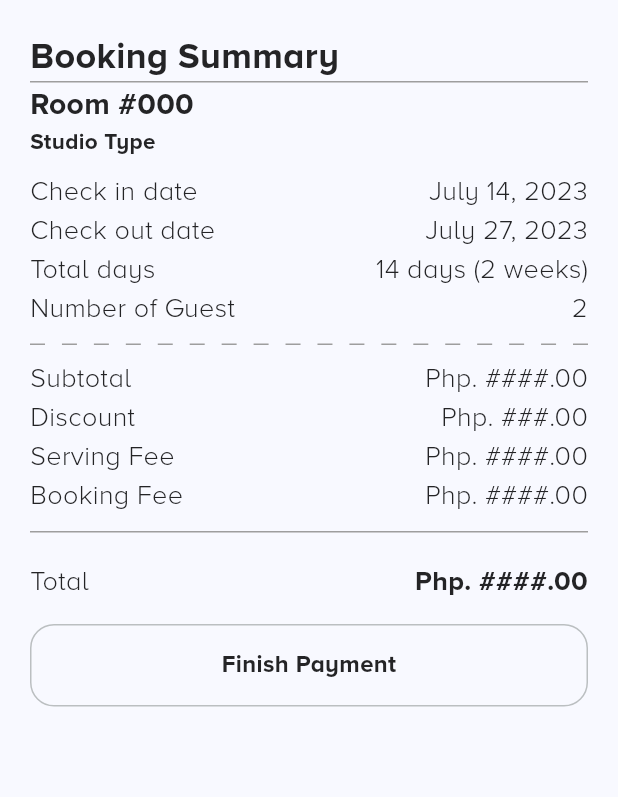
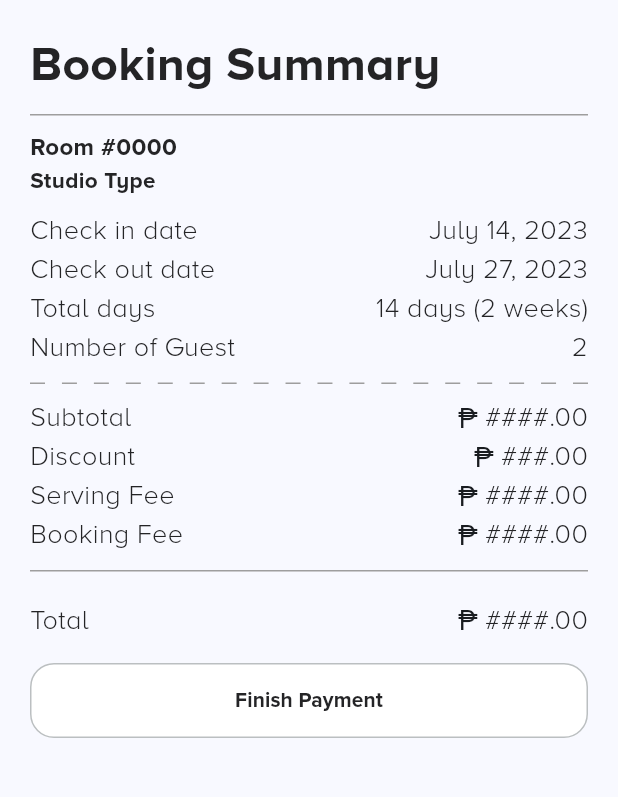
Before and after one commit to oppatrickk/roompal_ojt, a Flutter app: the BookingSummary screen opened by its route, on a phone screen of 412 x 824 dp, the part 84-881 px from its top. Run offline on Flutter 3.47's test engine with Material 2 defaults, Android fonts, the phone set to English and light mode, and no system bars; our stand-ins replace syncfusion_flutter_charts.

Commit message:
feat(booking summary): refactored code

```diff
--- a/lib/pages/booking/booking_summary.dart
+++ b/lib/pages/booking/booking_summary.dart
@@ -22,103 +22,30 @@ class _BookingSummaryState extends State<BookingSummary> {
           child: Column(
             crossAxisAlignment: CrossAxisAlignment.stretch,
             children: [
-              Text(
-                'Booking Summary',
-                style: textStyleHeader(
-                  size: 24,
-                  color: Color(0xFF242426),
-                ),
-              ),
+              headerBS(label: 'Booking Summary', size: 32),
+              ksizedBoxTextFieldCol,
               divider,
-              Text(
-                'Room #000',
-                style: textStyleHeader(
-                  size: 20,
-                  color: Color(0xFF242426),
-                ),
-              ),
-              Text(
-                'Studio Type',
-                style: textStyleHeader(
-                  size: 15,
-                  color: Color(0xFF242426),
-                ),
-              ),
+              ksizedBoxTextFieldCol,
+              headerBS(label: 'Room #0000', size: 16),
+              headerBS(label: 'Studio Type', size: 15),
               ksizedBoxTextFieldCol,
               Row(
                 mainAxisAlignment: MainAxisAlignment.spaceBetween,
-                children: [
-                  Text(
-                    'Check in date',
-                    style: textStyleContent(
-                      size: 18,
-                      color: Color(0xFF242426),
-                    ),
-                  ),
-                  Text(
-                    'July 14, 2023',
-                    style: textStyleContent(
-                      size: 18,
-                      color: Color(0xFF242426),
-                    ),
-                  ),
-                ],
+                children: [contentBS(label: 'Check in date'), contentBS(label: 'July 14, 2023')],
+              ),
+              Row(
+                mainAxisAlignment: MainAxisAlignment.spaceBetween,
+                children: [contentBS(label: 'Check out date'), contentBS(label: 'July 27, 2023')],
+              ),
+              Row(
+                mainAxisAlignment: MainAxisAlignment.spaceBetween,
+                children: [contentBS(label: 'Total days'), contentBS(label: '14 days (2 weeks)')],
               ),
               Row(
                 mainAxisAlignment: MainAxisAlignment.spaceBetween,
                 children: [
-                  Text(
-                    'Check out date',
-                    style: textStyleContent(
-                      size: 18,
-                      color: Color(0xFF242426),
-                    ),
-                  ),
-                  Text(
-                    'July 27, 2023',
-                    style: textStyleContent(
-                      size: 18,
-                      color: Color(0xFF242426),
-                    ),
-                  ),
-                ],
-              ),
-              Row(
-                mainAxisAlignment: MainAxisAlignment.spaceBetween,
-                children: [
-                  Text(
-                    'Total days',
-                    style: textStyleContent(
-                      size: 18,
-                      color: Color(0xFF242426),
-                    ),
-                  ),
-                  Text(
-                    '14 days (2 weeks)',
-                    style: textStyleContent(
-                      size: 18,
-                      color: Color(0xFF242426),
-                    ),
-                  ),
-                ],
-              ),
-              Row(
-                mainAxisAlignment: MainAxisAlignment.spaceBetween,
-                children: [
-                  Text(
-                    'Number of Guest',
-                    style: textStyleContent(
-                      size: 18,
-                      color: Color(0xFF242426),
-                    ),
-                  ),
-                  Text(
-                    '2',
-                    style: textStyleContent(
-                      size: 18,
-                      color: Color(0xFF242426),
-                    ),
-                  ),
+                  contentBS(label: 'Number of Guest'),
+                  contentBS(label: '2'),
                 ],
               ),
               ksizedBoxTextFieldCol,
@@ -127,77 +54,49 @@ class _BookingSummaryState extends State<BookingSummary> {
               Row(
                 mainAxisAlignment: MainAxisAlignment.spaceBetween,
                 children: [
-                  Text(
-                    'Subtotal',
-                    style: textStyleContent(
-                      size: 18,
-                      color: Color(0xFF242426),
-                    ),
-                  ),
-                  Text(
-                    'Php. ####.00',
-                    style: textStyleContent(
-                      size: 18,
-                      color: Color(0xFF242426),
-                    ),
+                  contentBS(label: 'Subtotal'),
+                  Row(
+                    children: [
+                      pesoSign(),
+                      contentBS(label: '####.00'),
+                    ],
                   ),
                 ],
               ),
               Row(
                 mainAxisAlignment: MainAxisAlignment.spaceBetween,
                 children: [
-                  Text(
-                    'Discount',
-                    style: textStyleContent(
-                      size: 18,
-                      color: Color(0xFF242426),
-                    ),
-                  ),
-                  Text(
-                    'Php. ###.00',
-                    style: textStyleContent(
-                      size: 18,
-                      color: Color(0xFF242426),
-                    ),
-                  ),
+                  contentBS(label: 'Discount'),
+                  Row(
+                    children: [
+                      pesoSign(),
+                      contentBS(label: '###.00'),
+                    ],
+                  )
                 ],
               ),
               Row(
                 mainAxisAlignment: MainAxisAlignment.spaceBetween,
                 children: [
-                  Text(
-                    'Serving Fee',
-                    style: textStyleContent(
-                      size: 18,
-                      color: Color(0xFF242426),
-                    ),
-                  ),
-                  Text(
-                    'Php. ####.00',
-                    style: textStyleContent(
-                      size: 18,
-                      color: Color(0xFF242426),
-                    ),
-                  ),
+                  contentBS(label: 'Serving Fee'),
+                  Row(
+                    children: [
+                      pesoSign(),
+                      contentBS(label: '####.00'),
+                    ],
+                  )
                 ],
               ),
               Row(
                 mainAxisAlignment: MainAxisAlignment.spaceBetween,
                 children: [
-                  Text(
-                    'Booking Fee',
-                    style: textStyleContent(
-                      size: 18,
-                      color: Color(0xFF242426),
-                    ),
-                  ),
-                  Text(
-                    'Php. ####.00',
-                    style: textStyleContent(
-                      size: 18,
-                      color: Color(0xFF242426),
-                    ),
-                  ),
+                  contentBS(label: 'Booking Fee'),
+                  Row(
+                    children: [
+                      pesoSign(),
+                      contentBS(label: '####.00'),
+                    ],
+                  )
                 ],
               ),
               ksizedBoxTextFieldCol,
@@ -207,49 +106,62 @@ class _BookingSummaryState extends State<BookingSummary> {
               Row(
                 mainAxisAlignment: MainAxisAlignment.spaceBetween,
                 children: [
-                  Text(
-                    'Total',
-                    style: textStyleContent(
-                      size: 18,
-                      color: Color(0xFF242426),
-                    ),
-                  ),
-                  Text(
-                    'Php. ####.00',
-                    style: textStyleHeader(
-                      size: 18,
-                      color: Color(0xFF242426),
-                    ),
-                  ),
+                  contentBS(label: "Total"),
+                  Row(
+                    children: [
+                      pesoSign(),
+                      contentBS(label: '####.00'),
+                    ],
+                  )
                 ],
               ),
               kSizedBox,
-              GestureDetector(
-                child: Container(
-                  decoration: boxDecoration(),
-                  padding: EdgeInsets.symmetric(vertical: 15),
-                  child: Center(
-                    child: Text(
-                      'Finish Payment',
-                      style:
-                          textStyleHeader(color: Color(0xFF242426), size: 16),
-                    ),
-                  ),
-                ),
-                onTap: null,
-              )
+              noButtonIcons(
+                onPressed: null,
+                label: 'Finish Payment',
+                isBorderRequired: true,
+                buttonColor: Colors.white,
+                textColor: const Color(0xFF242426),
+                horizontalPadding: 27,
+                verticalPadding: 15,
+              ),
             ],
           ),
         ),
       ),
     );
   }
+
+  Text pesoSign() {
+    return const Text(
+      '₱ ',
+      style: TextStyle(fontSize: 18),
+    );
+  }
+
+  Text contentBS({required String label}) {
+    return Text(
+      label,
+      style: textStyleContent(
+        size: 18,
+        color: Color(0xFF242426),
+      ),
+    );
+  }
+
+  Text headerBS({required String label, required double size}) {
+    return Text(
+      label,
+      style: textStyleHeader(
+        size: size,
+        color: Color(0xFF242426),
+      ),
+    );
+  }
 }
 
 class dashLineSeparator extends StatelessWidget {
-  const dashLineSeparator(
-      {Key? key, this.height = 1, this.color = Colors.black})
-      : super(key: key);
+  const dashLineSeparator({Key? key, this.height = 1, this.color = Colors.black}) : super(key: key);
   final double height;
   final Color color;
 
--- a/lib/pages/user_registration/as_property_owner.dart
+++ b/lib/pages/user_registration/as_property_owner.dart
@@ -42,7 +42,7 @@ class _AsPropertyOwnerState extends State<AsPropertyOwner> {
                     ],
                   ),
                   ksizedBoxTextFieldCol,
-                  Text(
+                  const Text(
                     'Fill in the data require to sign up. It will take a couple of minutes.',
                     style: kRoomNumber,
                     textAlign: TextAlign.center,
--- a/lib/pages/user_registration/login_page.dart
+++ b/lib/pages/user_registration/login_page.dart
@@ -27,7 +27,7 @@ class _LoginPageState extends State<LoginPage> {
               child: Column(
                 crossAxisAlignment: CrossAxisAlignment.stretch,
                 children: <Widget>[
-                  Text(
+                  const Text(
                     'Login',
                     style: kRoomName,
                     textAlign: TextAlign.center,
@@ -54,13 +54,13 @@ class _LoginPageState extends State<LoginPage> {
                   Row(
                     mainAxisAlignment: MainAxisAlignment.center,
                     children: [
-                      Text(
+                      const Text(
                         'Forgot Password?',
                         style: kRoomNumber,
                       ),
                       TextButton(
                         onPressed: () => Navigator.pushNamed(context, ForgotPassword.id),
-                        child: Text(
+                        child: const Text(
                           'Click here',
                           style: blueText,
                         ),
@@ -109,14 +109,14 @@ class _LoginPageState extends State<LoginPage> {
                             mainAxisAlignment: MainAxisAlignment.center,
                             children: [
                               SizedBox(
-                                child: Image.asset('assets/img/google.png'),
                                 height: 25,
                                 width: 25,
+                                child: Image.asset('assets/img/google.png'),
                               ),
-                              SizedBox(
+                              const SizedBox(
                                 width: 7,
                               ),
-                              Text(
+                              const Text(
                                 'Continue with Google',
                                 style: TextStyle(color: Color(0xFF242426), fontSize: 14.0, fontFamily: 'ProximaNovaBold'),
                               ),
@@ -137,13 +137,13 @@ class _LoginPageState extends State<LoginPage> {
                   Row(
                     mainAxisAlignment: MainAxisAlignment.center,
                     children: [
-                      Text(
+                      const Text(
                         "Don't have an account?",
                         style: kRoomNumber,
                       ),
                       TextButton(
                         onPressed: () => Navigator.pushNamed(context, ChooseRole.id),
-                        child: Text(
+                        child: const Text(
                           'Sign up',
                           style: blueText,
                         ),
@@ -198,7 +198,7 @@ TextButton signUpButton({
           ksizedBoxTextFieldRow,
           Text(
             label,
-            style: TextStyle(color: Color(0xFF242426), fontSize: 14.0, fontFamily: 'ProximaNovaBold'),
+            style: const TextStyle(color: Color(0xFF242426), fontSize: 14.0, fontFamily: 'ProximaNovaBold'),
           )
         ],
       ));
```
